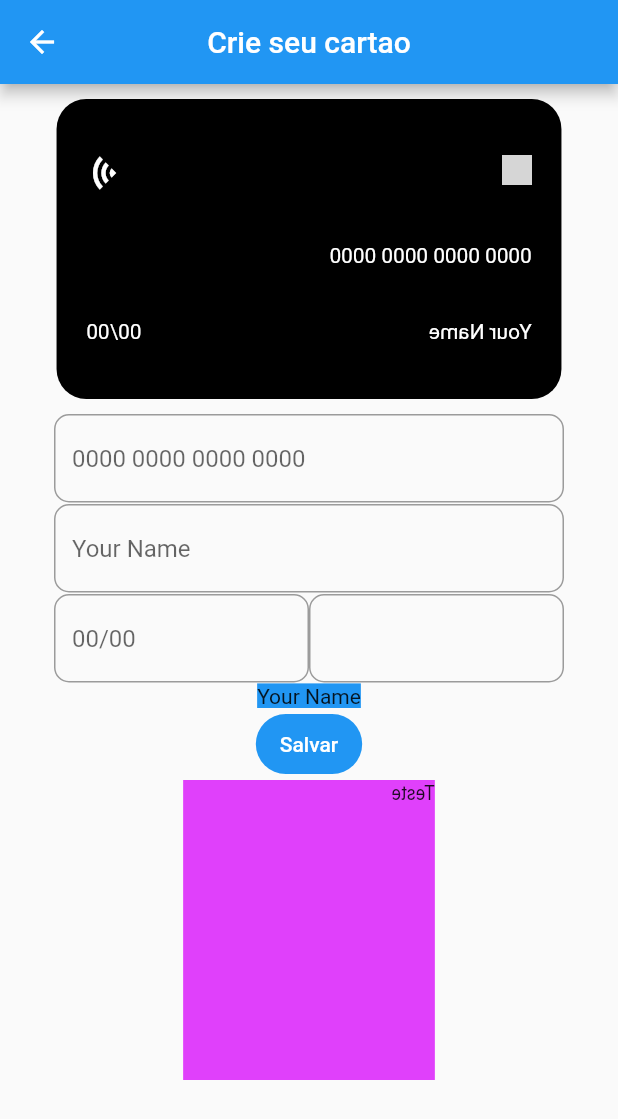
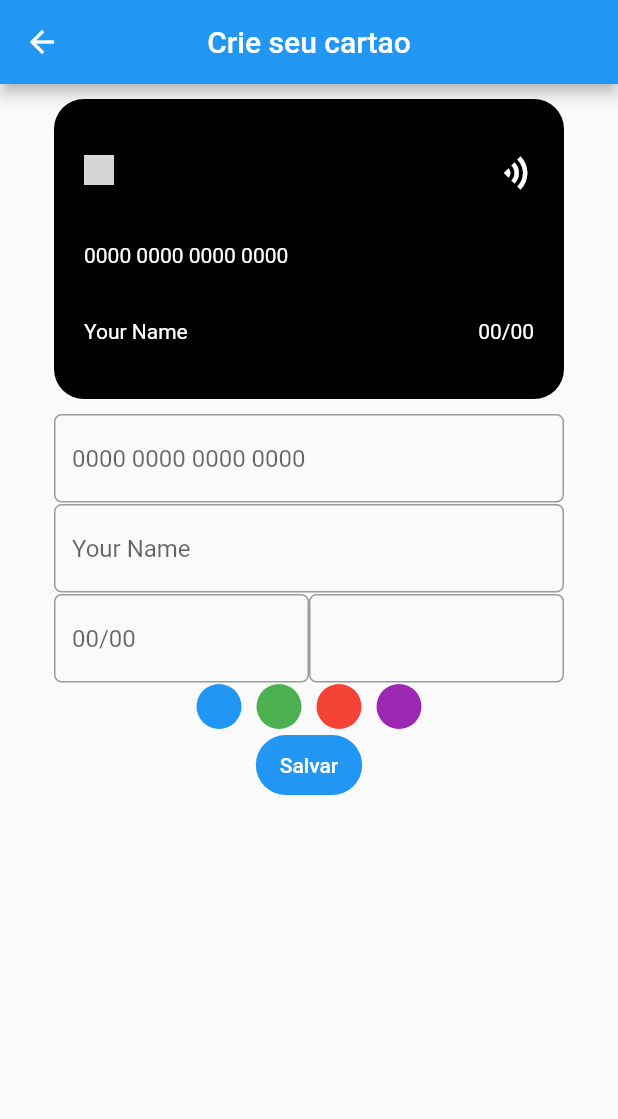
Before and after one commit to IzaqueRolim/CardRepo, a Flutter app: the RegisterCard screen opened directly, on a phone screen of 412 x 824 dp. Shown: the top 1119 px of the screen. Run offline on Flutter 3.47's test engine with Material 2 defaults, Android fonts, the phone set to English and light mode, and no system bars; our stand-ins replace flutter_multi_formatter; network calls fail; grey boxes are pictures that could not be loaded.

Commit message:
Change colors add

```diff
--- a/lib/card.dart
+++ b/lib/card.dart
@@ -1,15 +1,18 @@
+import 'package:flutter/material.dart';
+
 class Cartao{
   String nameUser;
   String date;
   String numberCard;
   String cvc;
-
+  Color cor;
 
   Cartao({
     required this.nameUser,
     required this.date,
     required this.numberCard,
     required this.cvc,
+    required this.cor,
 
   });
 }
--- a/lib/card_component.dart
+++ b/lib/card_component.dart
@@ -3,9 +3,10 @@ import 'package:flutter/src/widgets/framework.dart';
 import 'package:flutter/src/widgets/placeholder.dart';
 
 class CardComponent extends StatefulWidget {
-  final name,date,number,altura,largura;
+  final name,date,number,cvc,altura,largura,cor;
 
-  const CardComponent({super.key,required this.name,this.date,this.number,this.altura,this.largura});
+
+  const CardComponent({super.key,required this.name,this.date,this.number,this.altura,this.largura,this.cvc,this.cor});
 
   @override
   State<CardComponent> createState() => _CardState();
@@ -14,23 +15,36 @@ class CardComponent extends StatefulWidget {
 
 class _CardState extends State<CardComponent> {
 
+  bool toogle = true;
+
   @override
   Widget build(BuildContext context) {
     return
-      Transform(
-        transform: Matrix4.rotationY(3),
-        alignment: Alignment.center,
+      GestureDetector(
+        onTap: (){
+          if(toogle){
+            setState(() {
+              toogle = false;
+            });
+          }
+          else{
+            setState(() {
+              toogle = true;
+            });
+          }
+        },
         child:
         Container(
             width: widget.largura.toDouble(),
             height: widget.altura.toDouble(),
             padding: EdgeInsets.all(20),
             margin: EdgeInsets.all(10),
-            decoration: BoxDecoration(borderRadius: BorderRadius.all(Radius.circular(20)),color: Colors.black),
-            child:Column(
+            decoration: BoxDecoration(borderRadius: BorderRadius.all(Radius.circular(20)),color: widget.cor),
+            child: this.toogle ? Column(
               mainAxisAlignment: MainAxisAlignment.spaceAround,
               crossAxisAlignment: CrossAxisAlignment.start,
-              children: [
+              children:[
+
                 Row(
                   mainAxisAlignment: MainAxisAlignment.spaceBetween,
                   crossAxisAlignment: CrossAxisAlignment.start,
@@ -45,11 +59,20 @@ class _CardState extends State<CardComponent> {
                   children: [
                     Text(widget.name,style:TextStyle(color: Colors.white)),
                     Text(widget.date,style:TextStyle(color: Colors.white))
-                  ],
-                ),
-
-
-              ],
-            ))
-        );}
+                ])
+              ]
+              ):
+               Column(
+                  mainAxisAlignment: MainAxisAlignment.spaceAround,
+                  crossAxisAlignment: CrossAxisAlignment.end,
+                  children:[
+                    SizedBox(width: widget.largura*1.5, height: 40,child: Container(color: Colors.white)),
+                    Row(
+                      mainAxisAlignment: MainAxisAlignment.end,
+                      children: [
+                        Text(widget.cvc,style:TextStyle(color: Colors.white))
+                    ])
+                  ]
+              )));
+        }
 }
--- a/lib/list_page.dart
+++ b/lib/list_page.dart
@@ -47,7 +47,7 @@ class _ListPageState extends State<ListPage> {
                       mostrarDetalhes(widget.cards[i]);
                     });
                   },
-                  child: CardComponent(name: widget.cards[i].nameUser,date:widget.cards[i].date,number: widget.cards[i].numberCard,altura:220,largura:380),
+                  child: CardComponent(name: widget.cards[i].nameUser,date:widget.cards[i].date,number: widget.cards[i].numberCard,cvc:widget.cards[i].cvc,altura:220,largura:380,cor: widget.cards[i].cor,),
                 )
               ],
            )),
--- a/lib/myapp.dart
+++ b/lib/myapp.dart
@@ -6,7 +6,7 @@ import 'register_card.dart';
 import 'card.dart';
 
 
-  final List<Cartao> cards = [Cartao(nameUser: "The Paris Credit", date: "02/10", numberCard: "12345678920", cvc: "132")];
+  final List<Cartao> cards = [Cartao(nameUser: "The Paris Credit", date: "02/10", numberCard: "12345678920", cvc: "132",cor:Colors.black)];
 class MyApp extends StatefulWidget {
   const MyApp({super.key});
 
--- a/lib/register_card.dart
+++ b/lib/register_card.dart
@@ -8,7 +8,7 @@ import 'myapp.dart';
 import 'card_component.dart';
 
 class RegisterCard extends StatefulWidget {
-  const RegisterCard({super.key});
+  const RegisterCard({super.key });
 
   @override
   State<RegisterCard> createState() => _RegisterCardState();
@@ -17,6 +17,7 @@ class RegisterCard extends StatefulWidget {
 class _RegisterCardState extends State<RegisterCard> {
 
   var name = "Your Name",number="0000 0000 0000 0000",cvc="000",date="00/00";
+  late Color cor = Colors.black;
 
 
   @override
@@ -26,7 +27,7 @@ class _RegisterCardState extends State<RegisterCard> {
       body: Column(
               crossAxisAlignment: CrossAxisAlignment.center,
               children: [
-                CardComponent(name: name,date: date,number: number,altura: 200,largura: 340,),
+                CardComponent(name: name,date: date,number: number,cvc:cvc,altura: 200,largura: 340,cor:this.cor),
                SizedBox(
                 width: 340,
                 height: 60,
@@ -39,7 +40,7 @@ class _RegisterCardState extends State<RegisterCard> {
                     ],
                     decoration: InputDecoration(
                       hintText: "0000 0000 0000 0000",
-                      border: OutlineInputBorder(borderRadius: BorderRadius.all(Radius.circular(10)))),
+                      border: OutlineInputBorder(borderRadius: BorderRadius.all(Radius.circular(5)))),
                     keyboardType: TextInputType.number,
                     onChanged: (value){
                       setState(() {
@@ -55,7 +56,7 @@ class _RegisterCardState extends State<RegisterCard> {
                   TextField(
                     decoration: InputDecoration(
                       hintText: name,
-                      border: OutlineInputBorder(borderRadius: BorderRadius.all(Radius.circular(10)))),
+                      border: OutlineInputBorder(borderRadius: BorderRadius.all(Radius.circular(5)))),
                     keyboardType: TextInputType.name,
                     textCapitalization: TextCapitalization.words,
                     onChanged: (value) => {
@@ -79,7 +80,7 @@ class _RegisterCardState extends State<RegisterCard> {
                           ],
                           decoration: InputDecoration(
                           hintText: "00/00",
-                          border: OutlineInputBorder(borderRadius: BorderRadius.all(Radius.circular(10)))),
+                          border: OutlineInputBorder(borderRadius: BorderRadius.all(Radius.circular(5)))),
                         keyboardType: TextInputType.datetime,
                         onChanged:(value){
                           setState((){
@@ -99,7 +100,7 @@ class _RegisterCardState extends State<RegisterCard> {
                           decoration: InputDecoration(
                           hintText: "CVC",
                           labelText: "",
-                          border: OutlineInputBorder(borderRadius: BorderRadius.all(Radius.circular(10)))),
+                          border: OutlineInputBorder(borderRadius: BorderRadius.all(Radius.circular(5)))),
                         keyboardType: TextInputType.number,
                         onChanged:(value){
                           setState(() {
@@ -110,33 +111,29 @@ class _RegisterCardState extends State<RegisterCard> {
                   )
                 ],
               ),
-              GestureDetector(onPanUpdate: (details) {
-
-                if (details.delta.dx > 0) {
-                  setState((){
-                    name = "Raquel";
-                  });
-                }
-
-                if (details.delta.dx < 0) {
-                  setState((){
-                    name = "Izaque";
-                  });
-                }
-              },
-              child:Text(name,style:TextStyle(backgroundColor: Colors.blue))),
-             MyButton(card: Cartao(nameUser: name, date: date, numberCard: number, cvc: cvc)),
-             Transform(
-                transform: Matrix4.rotationY(10),
-                alignment: Alignment.center,
-                child: Container(
-                  color: Colors.purpleAccent,
-                  child: Text("Teste"),
-                  width: 200,
-                  height: 200,
-                ),
-            )
-
+              Row(
+                mainAxisAlignment: MainAxisAlignment.center,
+                crossAxisAlignment: CrossAxisAlignment.center,
+                mainAxisSize: MainAxisSize.max,
+                children: [
+                  GestureDetector(
+                    onTap: (){setState((){cor = Colors.blue;});},
+                    child: Container(height: 30,width: 30,margin: EdgeInsets.only(left: 5,right: 5),decoration: BoxDecoration(color: Colors.blue,borderRadius: BorderRadius.all(Radius.circular(15)))),
+                  ),
+                  GestureDetector(
+                    onTap: (){setState((){cor = Colors.green;});},
+                    child: Container(height: 30,width: 30,margin: EdgeInsets.only(left: 5,right: 5),decoration: BoxDecoration(color: Colors.green,borderRadius: BorderRadius.all(Radius.circular(15)))),
+                  ),
+                  GestureDetector(
+                    onTap: (){setState((){cor = Colors.red;});},
+                    child: Container(height: 30,width: 30,margin: EdgeInsets.only(left: 5,right: 5),decoration: BoxDecoration(color: Colors.red,borderRadius: BorderRadius.all(Radius.circular(15)))),
+                  ),
+                  GestureDetector(
+                    onTap: (){setState((){cor = Colors.purple;});},
+                    child: Container(height: 30,width: 30,margin: EdgeInsets.only(left: 5,right: 5),decoration: BoxDecoration(color: Colors.purple,borderRadius: BorderRadius.all(Radius.circular(15)))),
+                  ),
+                 ],),
+             MyButton(card: Cartao(nameUser: name, date: date, numberCard: number, cvc: cvc,cor: this.cor))
       ]
       ));
   }
```
